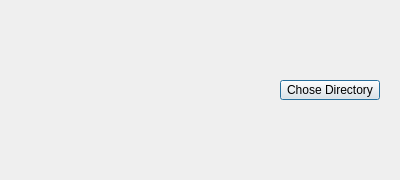
The window that test.ui (ivstarkov/CS50-Final-Project) describes before a commit, drawn with Qt 5.
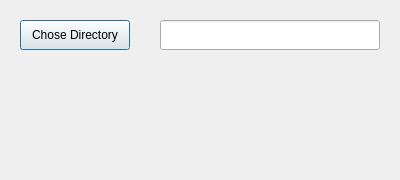
The same window after the commit.

Diff of the .ui file:
```diff
--- a/test.ui
+++ b/test.ui
@@ -16,23 +16,23 @@
   <widget class="QPushButton" name="browse">
    <property name="geometry">
     <rect>
-     <x>280</x>
-     <y>80</y>
-     <width>100</width>
-     <height>20</height>
+     <x>20</x>
+     <y>20</y>
+     <width>110</width>
+     <height>30</height>
     </rect>
    </property>
    <property name="text">
     <string>Chose Directory</string>
    </property>
   </widget>
-  <widget class="QLabel" name="file_name">
+  <widget class="QLineEdit" name="lineEdit">
    <property name="geometry">
     <rect>
-     <x>20</x>
-     <y>80</y>
-     <width>250</width>
-     <height>20</height>
+     <x>160</x>
+     <y>20</y>
+     <width>220</width>
+     <height>30</height>
     </rect>
    </property>
    <property name="text">
```
Left out of the diff: 3 changed lines with no effect on the pictures.
